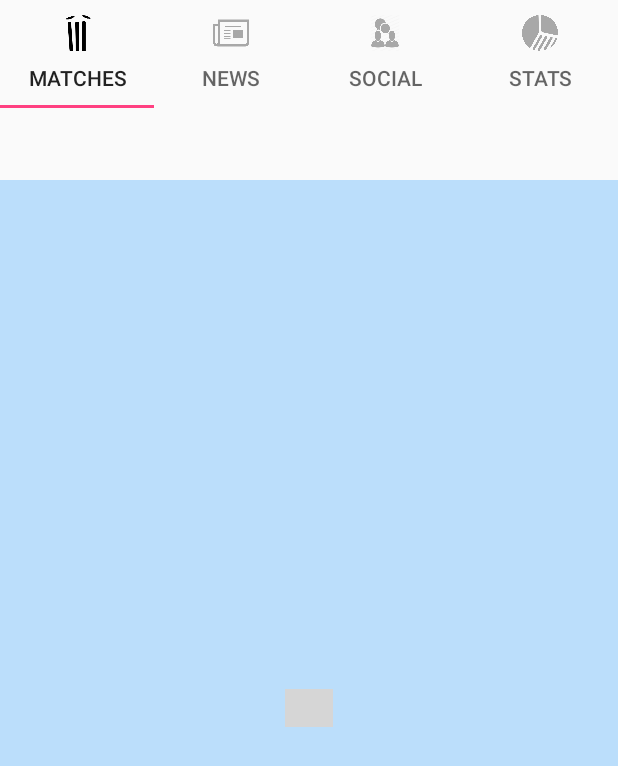
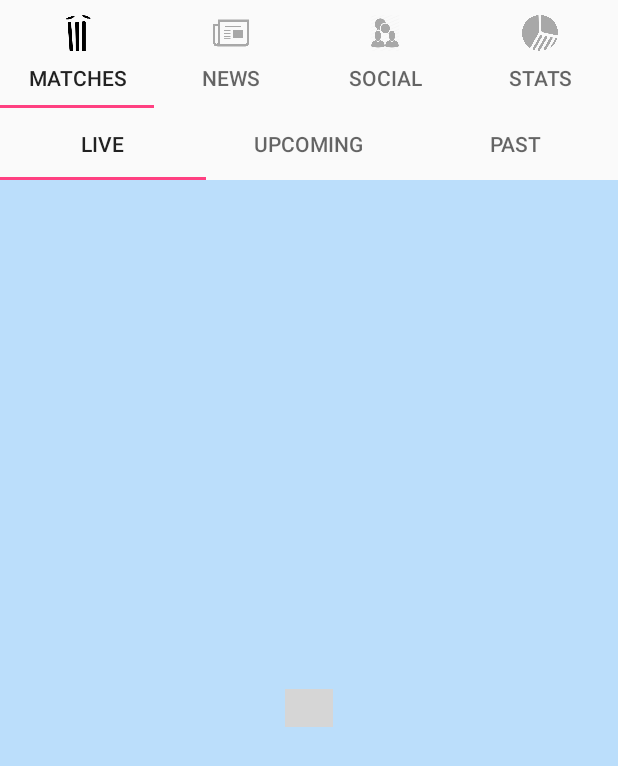
Before and after one commit to preetishnsrk/FreeHit, an Android app: the screen it shows after launch (MainActivity), on a phone screen of 412 x 824 dp. Shown: the top 766 px of the screen. Run offline under Robolectric (Android 15) with nearby library versions, the phone set to English and light mode, and no system bars; libraries missing offline, so code that uses them is left out: com.nostra13.universalimageloader, com.twitter.sdk, com.wang.avi, me.relex.circleindicator; plain views replace CircleIndicator; 6 statements that could not run were skipped; grey boxes are pictures that could not be loaded.

Commit message:
Tabs for Matches

```diff
--- a/app/src/main/java/com/debut/ellipsis/freehit/Matches/MatchesFragment.java
+++ b/app/src/main/java/com/debut/ellipsis/freehit/Matches/MatchesFragment.java
@@ -79,9 +79,9 @@ public class MatchesFragment extends Fragment implements LoaderManager.LoaderCal
         mAdapter = new MatchesItemAdapter(getActivity(), new ArrayList<MatchCardItem>());
         viewPager.setAdapter(mAdapter);
 
-
         tabLayout = (TabLayout)rootView.findViewById(R.id.match_card_tabs);
         viewPager.addOnPageChangeListener(new TabLayout.TabLayoutOnPageChangeListener(tabLayout));
+        setupTabs();
 
         tabLayout.setOnTabSelectedListener(new TabLayout.OnTabSelectedListener() {
             @Override
@@ -176,4 +176,10 @@ public class MatchesFragment extends Fragment implements LoaderManager.LoaderCal
 
     }
 
+    void setupTabs(){
+        tabLayout.addTab(tabLayout.newTab().setText("Live"));
+        tabLayout.addTab(tabLayout.newTab().setText("Upcoming"));
+        tabLayout.addTab(tabLayout.newTab().setText("Past"));
+
+    }
 }
```
